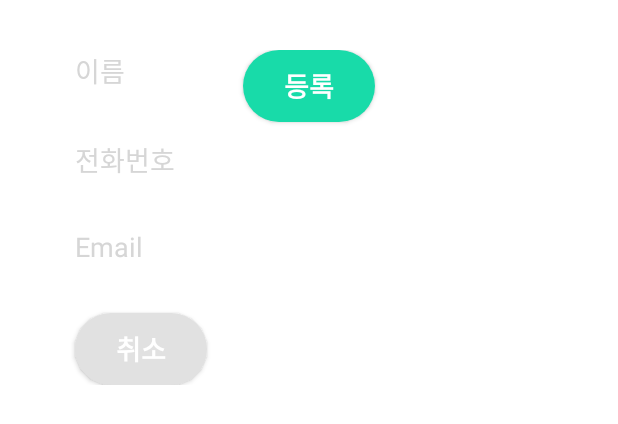
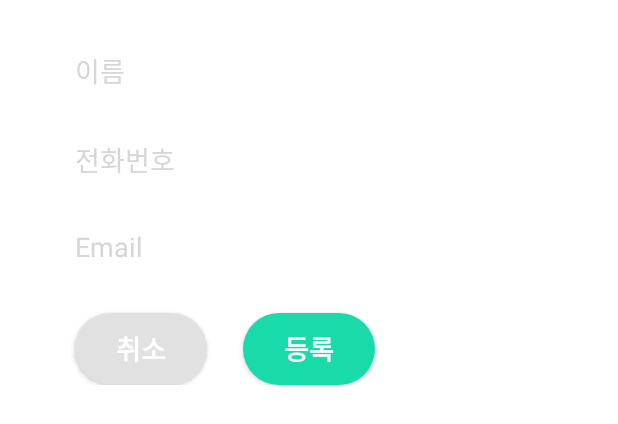
Before and after one commit to Sth-bear/TeamChicken, an Android app: the layout addcontact_dialog.xml on its own in the app's theme, with its tools: preview values and no code run, on a phone screen of 412 x 824 dp. Shown: the top 424 px of the screen. Run offline under Robolectric (Android 15) with nearby library versions, the phone set to English and light mode, and no system bars.

Commit message:
[Style] 등록 버튼 위치 바꿈

```diff
--- a/app/src/main/res/layout/addcontact_dialog.xml
+++ b/app/src/main/res/layout/addcontact_dialog.xml
@@ -70,6 +70,7 @@
         android:layout_width="wrap_content"
         android:layout_height="wrap_content"
         android:layout_marginStart="24dp"
+        android:layout_marginTop="32dp"
         android:background="@drawable/tablayout_radius"
         android:backgroundTint="@color/mainColor"
         android:text="등록"
@@ -79,5 +80,5 @@
         app:layout_constraintEnd_toEndOf="parent"
         app:layout_constraintHorizontal_bias="0.5"
         app:layout_constraintStart_toEndOf="@+id/dl_btn_cancel"
-        tools:layout_editor_absoluteY="173dp" />
+        app:layout_constraintTop_toBottomOf="@+id/dl_et_email" />
 </androidx.constraintlayout.widget.ConstraintLayout>
```
